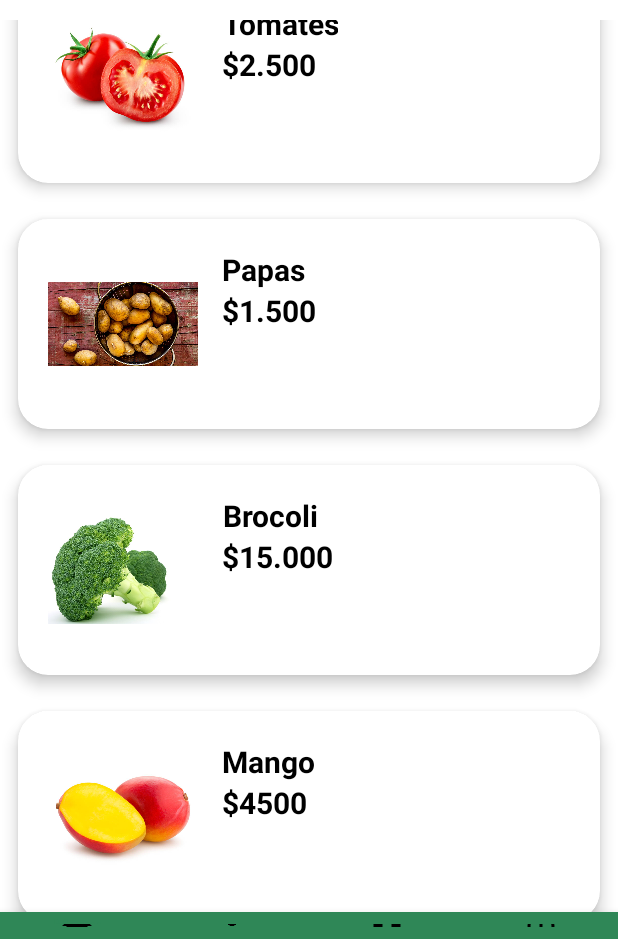
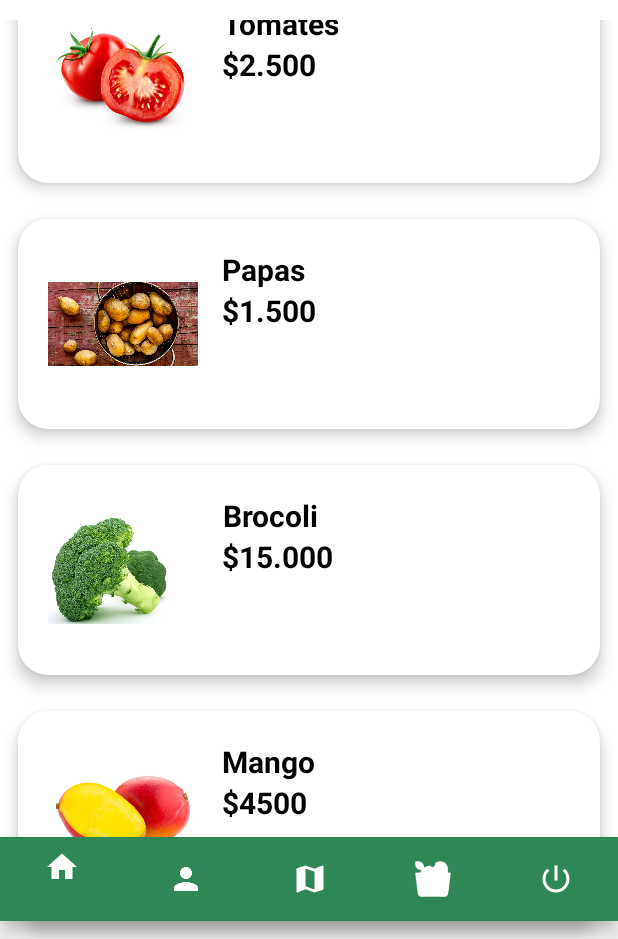
Before and after one commit to lauranh3/Apptender2-2, an Android app: the ListaTiendaFragment screen opened through its navigation route, scrolled down 371 dp, on a phone screen of 412 x 824 dp, the part 297-1236 px from its top. Run offline under Robolectric (Android 15) with nearby library versions, the phone set to English and light mode, and no system bars; our stand-ins replace Firebase (no records; nobody signed in at launch, a user with empty details on screens opened directly).

Commit message:
Ajuste barra navegacipon, Cerrar y tienda

```diff
--- a/app/src/main/java/com/example/apptender2/view/ui/fragments/ListaTiendaFragment.kt
+++ b/app/src/main/java/com/example/apptender2/view/ui/fragments/ListaTiendaFragment.kt
@@ -52,6 +52,7 @@ class ListaTiendaFragment : Fragment() {
                 R.id.Home -> findNavController().navigate(R.id.action_listaTiendaFragment_to_home2Fragment)
                 R.id.Perf -> findNavController().navigate(R.id.action_listaTiendaFragment_to_misdatosFragment)
                 R.id.Map -> findNavController().navigate(R.id.action_listaTiendaFragment_to_mapasFragment)
+                R.id.homeFragment -> findNavController().navigate(R.id.action_listaTiendaFragment_to_homeFragment)
                 R.id.cerrar -> {
                     firebaseAuth.signOut()
                     findNavController().navigate(R.id.action_homeFragment_to_loginActivity)
--- a/app/src/main/java/com/example/apptender2/view/ui/fragments/MisdatosFragment.kt
+++ b/app/src/main/java/com/example/apptender2/view/ui/fragments/MisdatosFragment.kt
@@ -34,6 +34,7 @@ class misdatosFragment : Fragment() {
             startActivityForResult(intent, 456)
         }
         return view
+
     }
 
     override fun onActivityResult(requestCode: Int, resultCode: Int, data: Intent?) {
@@ -46,6 +47,9 @@ class misdatosFragment : Fragment() {
         }else if(requestCode==456){
             imageView?.setImageURI(data?.data)
         }
+
+
+
     }
 
 
--- a/app/src/main/res/layout/fragment_tienda.xml
+++ b/app/src/main/res/layout/fragment_tienda.xml
@@ -35,14 +35,13 @@
         android:id="@+id/buttonnavigation"
         android:layout_width="match_parent"
         android:layout_height="wrap_content"
-        android:layout_marginTop="750dp"
+        android:layout_marginTop="700dp"
         android:background="@color/colorsecundario"
-        android:backgroundTint="@color/black"
-        app:itemIconTint="@color/black"
+            android:backgroundTint="@color/black"
+        app:itemIconTint="@color/white"
         app:layout_constraintBottom_toBottomOf="parent"
         app:menu="@menu/menu_navigation_bar"
         tools:ignore="MissingConstrains"
         >
-
     </com.google.android.material.bottomnavigation.BottomNavigationView>
 </FrameLayout>
--- a/app/src/main/res/menu/menu_navigation_bar.xml
+++ b/app/src/main/res/menu/menu_navigation_bar.xml
@@ -15,7 +15,11 @@
         android:title="Mapa"
         android:icon="@drawable/mapa">
     </item>
-
+     <item
+        android:id="@+id/homeFragment"
+        android:title="Tienda"
+        android:icon="@drawable/tienda">
+    </item>
     <item
         android:id="@+id/cerrar"
         android:title="Cerrar"
--- a/app/src/main/res/navigation/nav_grahn.xml
+++ b/app/src/main/res/navigation/nav_grahn.xml
@@ -85,7 +85,11 @@
         android:id="@+id/misdatosFragment"
         android:name="com.example.apptender2.view.ui.fragments.misdatosFragment"
         android:label="fragment_misdatos"
-        tools:layout="@layout/fragment_misdatos" />
+        tools:layout="@layout/fragment_misdatos" >
+        <action
+            android:id="@+id/action_misdatosFragment_to_home2Fragment"
+            app:destination="@id/home2Fragment" />
+    </fragment>
     <fragment
         android:id="@+id/comentariosFragment"
         android:name="com.example.apptender2.view.ui.fragments.comentariosFragment"
@@ -95,7 +99,11 @@
         android:id="@+id/configuracionFragment"
         android:name="com.example.apptender2.configuracionFragment"
         android:label="fragment_configuracion"
-        tools:layout="@layout/fragment_configuracion" />
+        tools:layout="@layout/fragment_configuracion" >
+        <action
+            android:id="@+id/action_configuracionFragment_to_home2Fragment"
+            app:destination="@id/home2Fragment" />
+    </fragment>
     <fragment
         android:id="@+id/listaTiendaFragment"
         android:name="com.example.apptender2.view.ui.fragments.ListaTiendaFragment"
@@ -110,6 +118,9 @@
         <action
             android:id="@+id/action_listaTiendaFragment_to_mapasFragment"
             app:destination="@id/mapasFragment" />
+        <action
+            android:id="@+id/action_listaTiendaFragment_to_homeFragment"
+            app:destination="@id/homeFragment" />
 
     </fragment>
     <fragment
```
